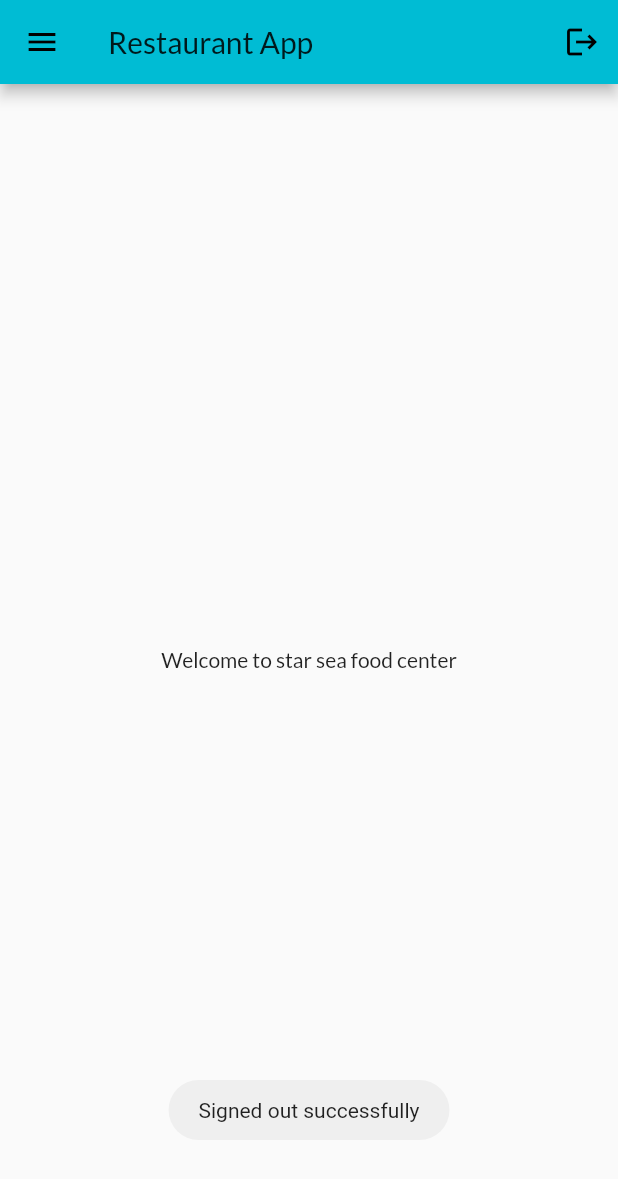
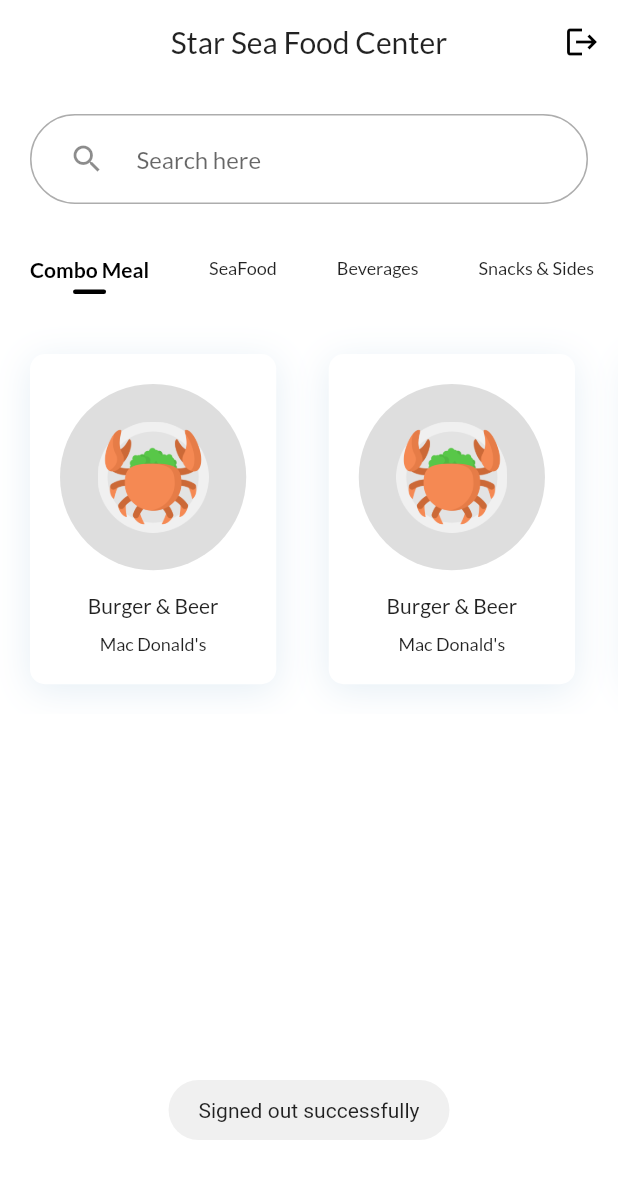
Before and after one commit to RitamKundu/Restaurant_App, a Flutter app: the screen it shows once a user with an empty profile is signed in, after a tap on the "logout" icon, on a phone screen of 412 x 824 dp. Shown: the top 1179 px of the screen. Run offline on Flutter 3.47's test engine with Material 2 defaults, Android fonts, the phone set to English and light mode, and no system bars; our stand-ins replace firebase_auth, firebase_core, fluttertoast, google_fonts; accounts and stored records are empty.

Commit message:
home page design

```diff
--- a/lib/pages/home_page.dart
+++ b/lib/pages/home_page.dart
@@ -2,6 +2,7 @@ import 'package:firebase_auth/firebase_auth.dart';
 import 'package:flutter/material.dart';
 import 'package:fluttertoast/fluttertoast.dart';
 import 'package:provider/provider.dart';
+import 'package:restaurant_app/widgets/homepage_body.dart';
 import 'auth/authenticate.dart';
 
 class HomePage extends StatefulWidget {
@@ -25,8 +26,13 @@ class _HomePageState extends State<HomePage> {
   @override
   Widget build(BuildContext context) {
     return Scaffold(
+      backgroundColor: Colors.white,
       appBar: AppBar(
-        title: Text("Restaurant App"),
+        title: Text("Star Sea Food Center"),
+        centerTitle: true,
+        backgroundColor: Colors.white,
+        elevation: 0.0,
+        iconTheme: IconThemeData(color: Colors.black),
         actions: [
           IconButton(
               icon: Icon(Icons.logout),
@@ -39,12 +45,7 @@ class _HomePageState extends State<HomePage> {
               })
         ],
       ),
-      body: Center(
-        child: Container(
-          child: Text("Welcome to star sea food center"),
-        ),
-      ),
-      drawer: Drawer(),
+      body: HomePageBody(),
     );
   }
 }
--- a/lib/pages/login_page.dart
+++ b/lib/pages/login_page.dart
@@ -51,8 +51,10 @@ class _LoginPageState extends State<LoginPage> {
                         TextFormField(
                           keyboardType: TextInputType.emailAddress,
                           decoration: InputDecoration(
-                            hintText: 'Username',
-                            labelText: 'Enter Username',
+                            contentPadding: EdgeInsets.symmetric(
+                                horizontal: 25, vertical: 18),
+                            hintText: 'Email',
+                            labelText: 'Enter Email',
                             suffixIcon: Icon(Icons.email),
                             border: OutlineInputBorder(
                               borderRadius: BorderRadius.circular(30.0),
@@ -72,6 +74,8 @@ class _LoginPageState extends State<LoginPage> {
                         TextFormField(
                           obscureText: true,
                           decoration: InputDecoration(
+                            contentPadding: EdgeInsets.symmetric(
+                                horizontal: 25, vertical: 18),
                             hintText: 'Password',
                             labelText: 'Enter Password',
                             suffixIcon: Icon(Icons.visibility_off),
--- /dev/null
+++ b/lib/widgets/category_item.dart
@@ -0,0 +1,45 @@
+import 'package:flutter/material.dart';
+class CategoryItem extends StatelessWidget {
+  final String title;
+  final bool isActive;
+  final Function() press;
+  const CategoryItem({
+    Key? key,
+    required this.title,
+    this.isActive = false,
+    required this.press,
+  }) : super(key: key);
+
+  @override
+  Widget build(BuildContext context) {
+    return GestureDetector(
+      onTap: press,
+      child: Padding(
+        padding: const EdgeInsets.symmetric(horizontal: 20, vertical: 15),
+        child: Column(
+          children: <Widget>[
+            Text(
+              title,
+              style: isActive
+                  ? TextStyle(
+                      color: Colors.black,
+                      fontWeight: FontWeight.bold,
+                    )
+                  : TextStyle(fontSize: 12),
+            ),
+            if (isActive)
+              Container(
+                margin: EdgeInsets.symmetric(vertical: 5),
+                height: 3,
+                width: 22,
+                decoration: BoxDecoration(
+                  color: Colors.black,
+                  borderRadius: BorderRadius.circular(10.0),
+                ),
+              ),
+          ],
+        ),
+      ),
+    );
+  }
+}
--- /dev/null
+++ b/lib/widgets/category_list.dart
@@ -0,0 +1,37 @@
+import 'package:flutter/material.dart';
+import 'package:restaurant_app/widgets/category_item.dart';
+
+class CategoryList extends StatelessWidget {
+  const CategoryList({
+    Key? key,
+  }) : super(key: key);
+
+  @override
+  Widget build(BuildContext context) {
+    return SingleChildScrollView(
+      scrollDirection: Axis.horizontal,
+      child: Row(
+        crossAxisAlignment: CrossAxisAlignment.start,
+        children: <Widget>[
+          CategoryItem(
+            title: 'Combo Meal',
+            isActive: true,
+            press: () {},
+          ),
+          CategoryItem(
+            title: 'SeaFood',
+            press: () {},
+          ),
+          CategoryItem(
+            title: 'Beverages',
+            press: () {},
+          ),
+          CategoryItem(
+            title: 'Snacks & Sides',
+            press: () {},
+          ),
+        ],
+      ),
+    );
+  }
+}
--- /dev/null
+++ b/lib/widgets/homepage_body.dart
@@ -0,0 +1,109 @@
+import 'package:flutter/material.dart';
+import 'package:restaurant_app/widgets/category_list.dart';
+import 'package:restaurant_app/widgets/search_box.dart';
+
+class HomePageBody extends StatelessWidget {
+  const HomePageBody({Key? key}) : super(key: key);
+
+  @override
+  Widget build(BuildContext context) {
+    return Column(
+      children: <Widget>[
+        SearchBox(
+          onChanged: (value) {},
+        ),
+        CategoryList(),
+        SingleChildScrollView(
+          scrollDirection: Axis.horizontal,
+          child: Row(
+            children: <Widget>[
+              ItemCard(
+                title: 'Burger & Beer',
+                imgSrc: 'assets/icons/crab.png',
+                shopName: "Mac Donald's",
+                press: () {},
+              ),
+              ItemCard(
+                title: 'Burger & Beer',
+                imgSrc: 'assets/icons/crab.png',
+                shopName: "Mac Donald's",
+                press: () {},
+              ),
+              ItemCard(
+                title: 'Burger & Beer',
+                imgSrc: 'assets/icons/crab.png',
+                shopName: "Mac Donald's",
+                press: () {},
+              ),
+            ],
+          ),
+        ),
+      ],
+    );
+  }
+}
+
+class ItemCard extends StatelessWidget {
+  final String title, shopName, imgSrc;
+  final Function() press;
+  const ItemCard({
+    Key? key,
+    required this.title,
+    required this.shopName,
+    required this.imgSrc,
+    required this.press,
+  }) : super(key: key);
+
+  @override
+  Widget build(BuildContext context) {
+    Size size = MediaQuery.of(context).size;
+
+    return Container(
+      margin: EdgeInsets.only(left: 20, right: 15, top: 20, bottom: 20),
+      decoration: BoxDecoration(
+        color: Colors.white,
+        borderRadius: BorderRadius.circular(10),
+        boxShadow: [
+          BoxShadow(
+            offset: Offset(0, 4),
+            blurRadius: 20,
+            color: Color(0xFFB0CCE1).withOpacity(0.32),
+          ),
+        ],
+      ),
+      child: Material(
+        color: Colors.transparent,
+        child: InkWell(
+          onTap: press,
+          child: Padding(
+            padding: EdgeInsets.all(20.0),
+            child: Column(
+              children: <Widget>[
+                Container(
+                  margin: EdgeInsets.only(bottom: 15),
+                  padding: EdgeInsets.all(25),
+                  decoration: BoxDecoration(
+                    color: Colors.black.withOpacity(0.13),
+                    shape: BoxShape.circle,
+                  ),
+                  child: Image.asset(
+                    imgSrc,
+                    width: size.width * 0.18,
+                  ),
+                ),
+                Text(title),
+                SizedBox(
+                  height: 10,
+                ),
+                Text(
+                  shopName,
+                  style: TextStyle(fontSize: 12),
+                ),
+              ],
+            ),
+          ),
+        ),
+      ),
+    );
+  }
+}
--- /dev/null
+++ b/lib/widgets/search_box.dart
@@ -0,0 +1,30 @@
+import 'package:flutter/material.dart';
+class SearchBox extends StatelessWidget {
+  final ValueChanged<String> onChanged;
+  const SearchBox({
+    Key? key, required this.onChanged,
+  }) : super(key: key);
+
+  @override
+  Widget build(BuildContext context) {
+    return Container(
+      margin: EdgeInsets.all(20.0),
+      padding: EdgeInsets.symmetric(horizontal: 25, vertical: 5),
+      decoration: BoxDecoration(
+        borderRadius: BorderRadius.circular(50),
+        border: Border.all(
+          color: Colors.black.withOpacity(0.32),
+        ),
+      ),
+      child: TextField(
+        onChanged: onChanged,
+        decoration: InputDecoration(
+          contentPadding: EdgeInsets.symmetric(horizontal: 5, vertical: 5),
+          border: InputBorder.none,
+          icon: Icon(Icons.search),
+          hintText: 'Search here',
+        ),
+      ),
+    );
+  }
+}
--- a/pubspec.yaml
+++ b/pubspec.yaml
@@ -34,6 +34,7 @@ dependencies:
   cloud_firestore: ^2.5.1
   provider: ^6.0.0
   fluttertoast: ^8.0.8
+  flutter_svg: ^0.22.0
 
 dev_dependencies:
   flutter_test:
@@ -53,6 +54,7 @@ flutter:
   # To add assets to your application, add an assets section, like this:
   assets:
     - assets/images/
+    - assets/icons/
   #   - images/a_dot_ham.jpeg
 
   # An image asset can refer to one or more resolution-specific "variants", see
```
Also changed, not shown: assets/icons/crab.png (added), pubspec.lock.
